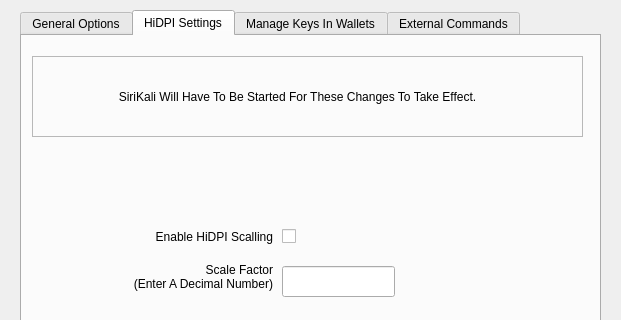
The window that src/configoptions.ui (mhogomchungu/sirikali) describes before a commit, drawn with Qt 5; both pictures show x 0 to 621 and y 0 to 320 of the 621 by 475 pixel window.
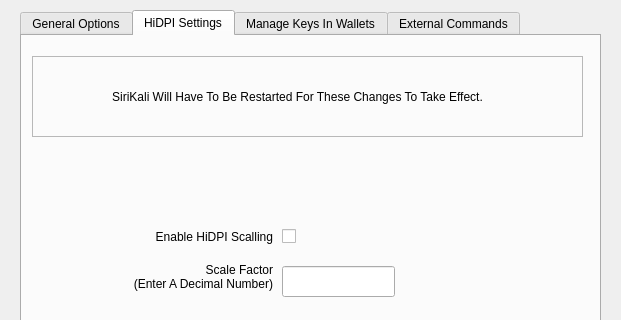
The same window after the commit.

```diff
--- a/src/configoptions.ui
+++ b/src/configoptions.ui
@@ -401,7 +401,7 @@
        </rect>
       </property>
       <property name="text">
-       <string>SiriKali Will Have To Be Started For These Changes To Take Effect.</string>
+       <string>SiriKali Will Have To Be Restarted For These Changes To Take Effect.</string>
       </property>
       <property name="alignment">
        <set>Qt::AlignCenter</set>
```
